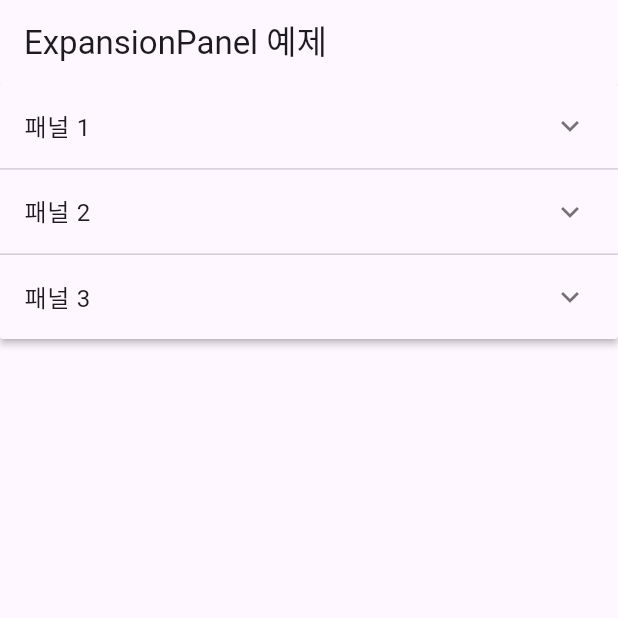
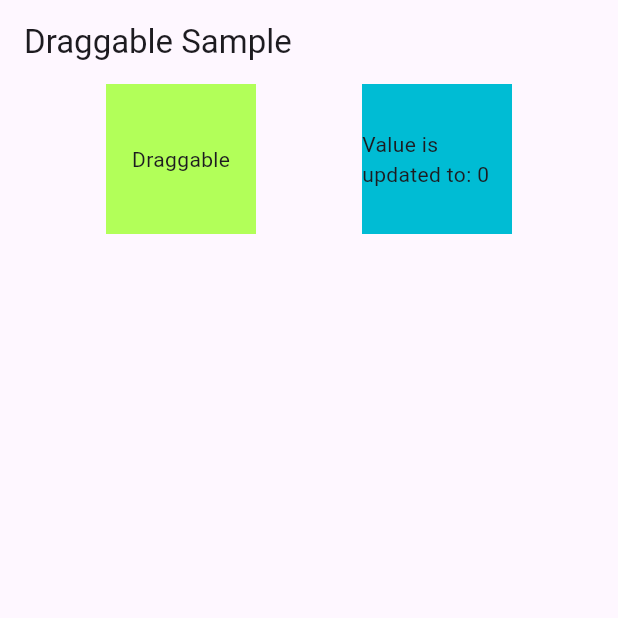
Before and after one commit to panbi7/SODA-7-1-, a Flutter app: the screen it shows after launch, on a phone screen of 412 x 824 dp, the top half of it. Run offline on Flutter 3.47's test engine with Material 3 defaults, Android fonts, the phone set to English and light mode, and no system bars.

```diff
--- a/lib/practice.dart
+++ b/lib/practice.dart
@@ -1,66 +1,86 @@
 import 'package:flutter/material.dart';
 
-void main() {
-  runApp(MyApp()); // 앱의 진입점. MyApp 위젯 실행
-}
+/// Flutter code sample for [Draggable].
 
-class MyApp extends StatelessWidget {
+void main() => runApp(const DraggableExampleApp());
+
+class DraggableExampleApp extends StatelessWidget {
+  const DraggableExampleApp({super.key});
+
   @override
   Widget build(BuildContext context) {
     return MaterialApp(
-      home: ExpansionPanelExample(), // ExpansionPanelExample 화면을 표시
+      home: Scaffold(
+        appBar: AppBar(title: const Text('Draggable Sample')),
+        body: const DraggableExample(),
+      ),
     );
   }
 }
 
-class ExpansionPanelExample extends StatefulWidget {
+class DraggableExample extends StatefulWidget {
+  const DraggableExample({super.key});
+
   @override
-  _ExpansionPanelExampleState createState() =>
-      _ExpansionPanelExampleState(); // 상태를 가지는 위젯 생성
+  State<DraggableExample> createState() => _DraggableExampleState();
 }
 
-class _ExpansionPanelExampleState extends State<ExpansionPanelExample> {
-  // 패널의 상태를 관리하기 위한 데이터 리스트
-  final List<Map<String, dynamic>> _data = [
-    {'header': '패널 1', 'body': '패널 1 내용입니다.', 'isExpanded': false},
-    {'header': '패널 2', 'body': '패널 2 내용입니다.', 'isExpanded': false},
-    {'header': '패널 3', 'body': '패널 3 내용입니다.', 'isExpanded': false},
-  ];
+class _DraggableExampleState extends State<DraggableExample> {
+  int acceptedData = 0;
 
   @override
   Widget build(BuildContext context) {
-    return Scaffold(
-      appBar: AppBar(
-        title: Text('ExpansionPanel 예제'), // 상단 앱바 제목
-      ),
-      body: SingleChildScrollView(
-        // 스크롤 가능하도록 구현
-        child: ExpansionPanelList(
-          // 패널이 열리고 닫힐 때 호출되는 콜백 함수
-          expansionCallback: (int index, bool isExpanded) {
+    return Row(
+      mainAxisAlignment: MainAxisAlignment.spaceEvenly,
+      children: <Widget>[
+        Draggable<int>(
+          // Data is the value this Draggable stores.
+          data: 10,
+          feedback: Container(
+            color: Colors.deepOrange,
+            height: 100,
+            width: 100,
+            child: const Icon(Icons.directions_run),
+          ),
+          childWhenDragging: Container(
+            height: 100.0,
+            width: 100.0,
+            color: Colors.pinkAccent,
+            child: const Center(
+              child: Text('Child When Dragging'),
+            ),
+          ),
+          child: Container(
+            height: 100.0,
+            width: 100.0,
+            color: Colors.lightGreenAccent,
+            child: const Center(
+              child: Text('Draggable'),
+            ),
+          ),
+        ),
+        DragTarget<int>(
+          builder: (
+            BuildContext context,
+            List<dynamic> accepted,
+            List<dynamic> rejected,
+          ) {
+            return Container(
+              height: 100.0,
+              width: 100.0,
+              color: Colors.cyan,
+              child: Center(
+                child: Text('Value is updated to: $acceptedData'),
+              ),
+            );
+          },
+          onAcceptWithDetails: (DragTargetDetails<int> details) {
             setState(() {
-              _data[index]['isExpanded'] = !_data[index]['isExpanded'];
+              acceptedData += details.data;
             });
           },
-          // 데이터 리스트를 ExpansionPanel로 매핑하여 생성
-          children: _data.map<ExpansionPanel>((Map<String, dynamic> item) {
-            return ExpansionPanel(
-              // 패널의 헤더 부분 정의
-              headerBuilder: (BuildContext context, bool isExpanded) {
-                return ListTile(
-                  title: Text(item['header']), // 헤더에 표시될 텍스트
-                );
-              },
-              // 패널이 확장되었을 때 표시될 내용 정의
-              body: ListTile(
-                title: Text(item['body']), // 본문 텍스트
-                subtitle: Text('이것은 추가 설명입니다.'), // 부가적인 설명 텍스트
-              ),
-              isExpanded: item['isExpanded'], // 현재 패널의 열림 상태 지정
-            );
-          }).toList(), // 모든 데이터를 패널로 변환
         ),
-      ),
+      ],
     );
   }
 }
--- a/pubspec.yaml
+++ b/pubspec.yaml
@@ -51,6 +51,11 @@ dev_dependencies:
 
 # The following section is specific to Flutter packages.
 flutter:
+  assets:
+    - assets/images/SODA(1).png
+    - assets/images/SODA(2).png
+    - assets/images/SODA(3).png
+
 
   # The following line ensures that the Material Icons font is
   # included with your application, so that you can use the icons in
```
Also changed, not shown: lib/Boilerplate5-1.dart (added, +145 -0 lines), lib/Boilerplate5.dart (added, +200 -0 lines), assets/images/SODA(1).png (added), assets/images/SODA(2).png (added), assets/images/SODA(3).png (added).
